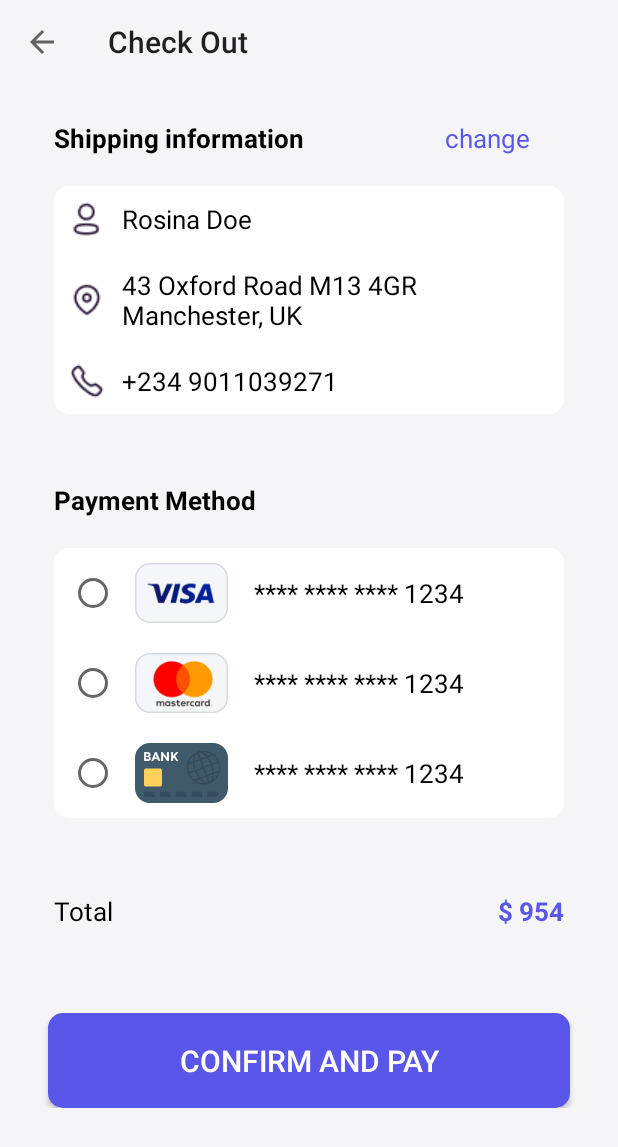
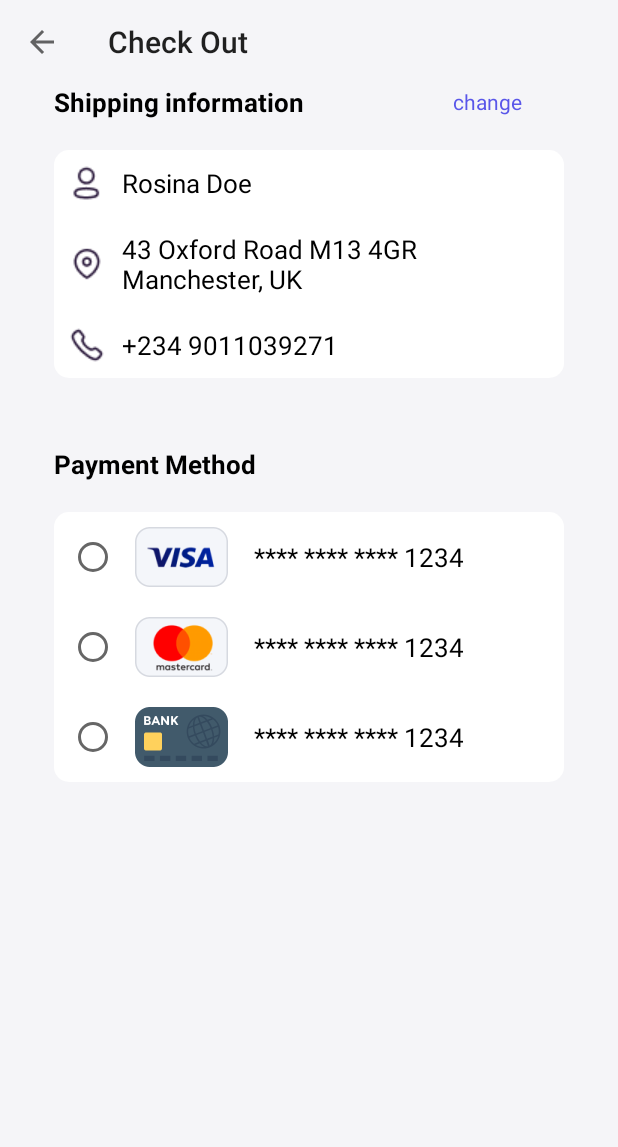
Before and after one commit to dkhai2003/Phone-Store-app, an Android app: the screen it shows after launch (CheckOutActivity), on a phone screen of 412 x 824 dp. Shown: the top 1147 px of the screen. Run offline under Robolectric (Android 15) with nearby library versions, the phone set to English and light mode, and no system bars.

Commit message:
Merge branch 'main' of https://github.com/mujga/nhom2_duan1

```diff
--- a/app/src/main/res/drawable/buttom_custom.xml
+++ /dev/null
@@ -1,6 +0,0 @@
-<?xml version="1.0" encoding="utf-8"?>
-<shape xmlns:android="http://schemas.android.com/apk/res/android"
-    android:shape="rectangle">
-    <corners android:radius="10dp" />
-    <solid android:color="#5956E9" />
-</shape>
--- a/app/src/main/res/layout/activity_check_out.xml
+++ b/app/src/main/res/layout/activity_check_out.xml
@@ -5,6 +5,7 @@
     android:layout_height="match_parent"
     android:background="#F5F5F8"
     tools:context=".views.CheckOutActivity">
+
 
     <LinearLayout
         android:layout_width="match_parent"
@@ -20,7 +21,6 @@
         <LinearLayout
             android:layout_width="match_parent"
             android:layout_height="wrap_content"
-            android:layout_marginTop="24dp"
             android:layout_marginBottom="45dp"
             android:orientation="vertical">
 
@@ -47,8 +47,7 @@
                     android:layout_weight="3"
                     android:gravity="center"
                     android:text="change"
-                    android:textColor="#5956E9"
-                    android:textSize="17sp" />
+                    android:textColor="#5956E9" />
             </LinearLayout>
 
             <LinearLayout
@@ -143,7 +142,7 @@
                 <TextView
                     android:layout_width="match_parent"
                     android:layout_height="wrap_content"
-                    android:paddingStart="36dp"
+                    android:layout_marginStart="36dp"
                     android:text="Payment Method"
                     android:textColor="#000"
                     android:textSize="17sp"
@@ -159,6 +158,10 @@
                 android:layout_marginEnd="36dp"
                 android:background="@drawable/check_out_background"
                 android:orientation="vertical">
+
+                <RadioGroup
+                    android:layout_width="match_parent"
+                    android:layout_height="wrap_content">
 
                     <LinearLayout
                         android:layout_width="match_parent"
@@ -240,47 +243,8 @@
                             android:textColor="#000"
                             android:textSize="17sp" />
                     </LinearLayout>
+                </RadioGroup>
             </LinearLayout>
-
-            <LinearLayout
-                android:layout_width="match_parent"
-                android:layout_height="wrap_content"
-                android:layout_marginTop="50dp"
-                android:orientation="horizontal">
-
-                <TextView
-                    android:layout_width="0dp"
-                    android:layout_height="wrap_content"
-                    android:layout_marginStart="36dp"
-                    android:layout_weight="3"
-                    android:text="Total"
-                    android:textColor="#000"
-                    android:textSize="17sp" />
-
-                <TextView
-                    android:layout_width="0dp"
-                    android:layout_height="wrap_content"
-                    android:layout_gravity="center"
-                    android:layout_marginEnd="36dp"
-                    android:layout_weight="3"
-                    android:gravity="end"
-                    android:text="$ 954"
-                    android:textColor="#5956E9"
-                    android:textSize="17sp"
-                    android:textStyle="bold" />
-            </LinearLayout>
-
-            <Button
-                android:layout_width="match_parent"
-                android:layout_height="wrap_content"
-                android:layout_marginStart="32dp"
-                android:layout_marginTop="56dp"
-                android:layout_marginEnd="32dp"
-                android:background="@drawable/buttom_custom"
-                android:padding="18dp"
-                android:text="Confirm and pay"
-                android:textColor="@color/white"
-                android:textSize="20dp" />
         </LinearLayout>
     </LinearLayout>
 </ScrollView>
```
Lines whose indentation alone changed are shown as unchanged.
